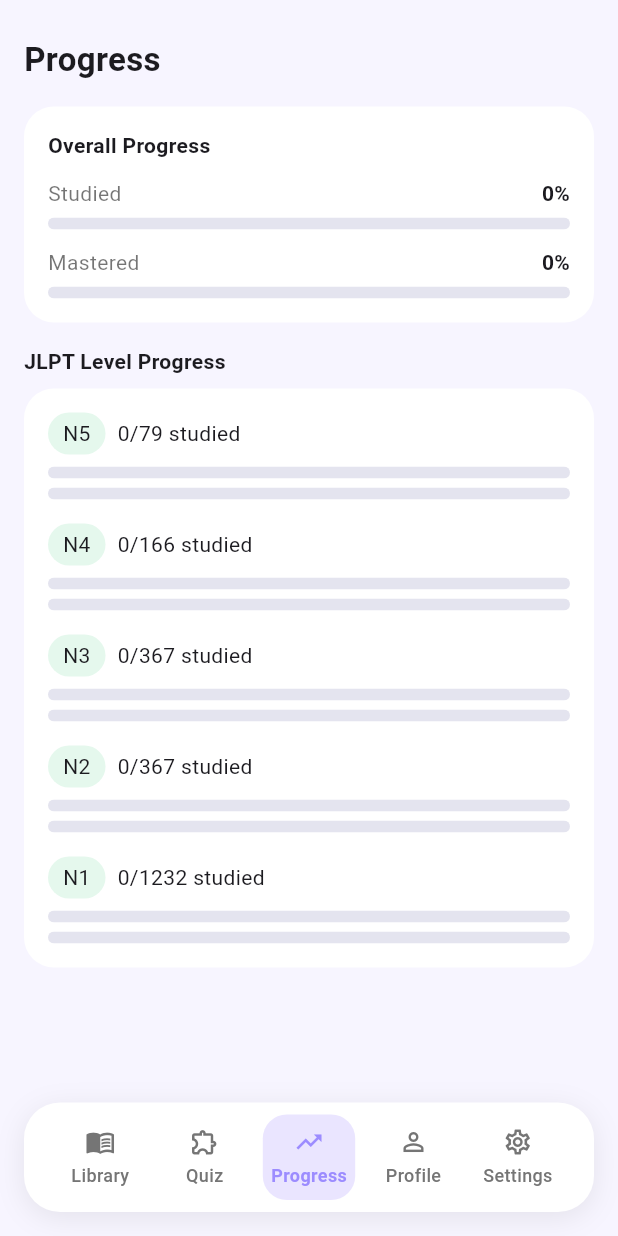
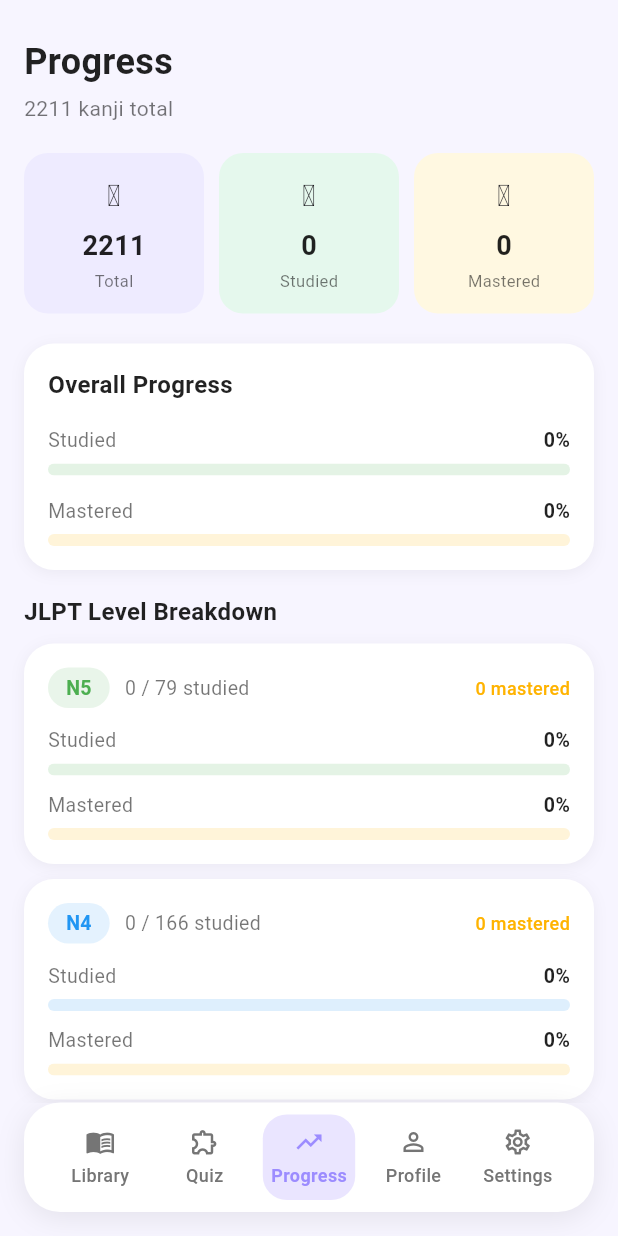
Before and after one commit to Yuutari/kanjimaster, a Flutter app: the screen it shows after launch, item 3 of the bottom bar chosen, on a phone screen of 412 x 824 dp. Run offline on Flutter 3.47's test engine with Material 3 defaults, Android fonts, the phone set to English and light mode, and no system bars; our stand-ins replace shared_preferences, sqflite, sqflite_common_ffi_web; accounts and stored records are empty.

Commit message:
progress: polish UI with dark mode, empty state, per-level JLPT breakdown, color-coded badges

```diff
--- a/lib/ui/screens/progress_screen.dart
+++ b/lib/ui/screens/progress_screen.dart
@@ -9,150 +9,306 @@ class ProgressScreen extends StatelessWidget {
 
   @override
   Widget build(BuildContext context) {
+    final theme = Theme.of(context);
+    final isDark = theme.brightness == Brightness.dark;
     final allKanji = repository.kanji;
     final total = allKanji.length;
     final studied = allKanji.where((k) => k.studied).length;
     final mastered = allKanji.where((k) => k.mastered).length;
-
     final studiedRatio = total == 0 ? 0.0 : studied / total;
     final masteredRatio = total == 0 ? 0.0 : mastered / total;
-
     final jlptLevels = ['N5', 'N4', 'N3', 'N2', 'N1'];
 
+    final bgColor = isDark ? const Color(0xFF1A1A2E) : const Color(0xFFF7F5FF);
+    final cardColor = isDark ? const Color(0xFF252540) : Colors.white;
+    final textColor = isDark ? Colors.white : Colors.black87;
+    final subColor = isDark ? Colors.white54 : Colors.black54;
+
     return Scaffold(
-      backgroundColor: const Color(0xFFF7F5FF),
-      body: Padding(
-        padding:
-            const EdgeInsets.symmetric(horizontal: 16, vertical: 24),
+      backgroundColor: bgColor,
+      body: SafeArea(
+        child: total == 0
+            ? Center(
                 child: Column(
-          crossAxisAlignment: CrossAxisAlignment.stretch,
+                  mainAxisAlignment: MainAxisAlignment.center,
                   children: [
-            const Text(
+                    Icon(Icons.bar_chart_rounded, size: 72,
+                        color: subColor),
+                    const SizedBox(height: 16),
+                    Text('No kanji data yet',
+                        style: TextStyle(fontSize: 18, color: subColor)),
+                    const SizedBox(height: 8),
+                    Text('Study some kanji to see your progress',
+                        style: TextStyle(fontSize: 13, color: subColor)),
+                  ],
+                ),
+              )
+            : ListView(
+                padding: const EdgeInsets.symmetric(horizontal: 16, vertical: 24),
+                children: [
+                  Text(
                     'Progress',
                     style: TextStyle(
-                fontSize: 22,
-                fontWeight: FontWeight.w600,
+                      fontSize: 24,
+                      fontWeight: FontWeight.w700,
+                      color: textColor,
                     ),
                   ),
-            const SizedBox(height: 16),
-            Container(
-              padding: const EdgeInsets.all(16),
-              decoration: BoxDecoration(
-                color: Colors.white,
-                borderRadius: BorderRadius.circular(20),
+                  const SizedBox(height: 4),
+                  Text(
+                    '$total kanji total',
+                    style: TextStyle(fontSize: 14, color: subColor),
                   ),
+                  const SizedBox(height: 20),
+
+                  // Summary mini-stats row
+                  Row(
+                    children: [
+                      _miniStat(context, '\uD83D\uDCDA', 'Total', '$total',
+                          isDark ? const Color(0xFF2E2E50) : const Color(0xFFEEEBFF), textColor, subColor),
+                      const SizedBox(width: 10),
+                      _miniStat(context, '\u270F\uFE0F', 'Studied', '$studied',
+                          isDark ? const Color(0xFF1E3A2F) : const Color(0xFFE5F8ED), textColor, subColor),
+                      const SizedBox(width: 10),
+                      _miniStat(context, '\u2B50', 'Mastered', '$mastered',
+                          isDark ? const Color(0xFF3A2E00) : const Color(0xFFFFF8E1), textColor, subColor),
+                    ],
+                  ),
+                  const SizedBox(height: 20),
+
+                  // Overall progress card
+                  _card(
+                    cardColor: cardColor,
                     child: Column(
                       crossAxisAlignment: CrossAxisAlignment.start,
                       children: [
-                  const Text(
-                    'Overall Progress',
+                        Text('Overall Progress',
                             style: TextStyle(
+                                fontSize: 16,
                                 fontWeight: FontWeight.w600,
+                                color: textColor)),
+                        const SizedBox(height: 16),
+                        _progressRow(
+                          label: 'Studied',
+                          value: '${(studiedRatio * 100).round()}%',
+                          ratio: studiedRatio,
+                          color: const Color(0xFF4CAF50),
+                          textColor: textColor,
+                          subColor: subColor,
                         ),
+                        const SizedBox(height: 14),
+                        _progressRow(
+                          label: 'Mastered',
+                          value: '${(masteredRatio * 100).round()}%',
+                          ratio: masteredRatio,
+                          color: const Color(0xFFFFB300),
+                          textColor: textColor,
+                          subColor: subColor,
                         ),
-                  const SizedBox(height: 12),
-                  _labelRow('Studied',
-                      '${(studiedRatio * 100).round()}%'),
-                  const SizedBox(height: 6),
-                  SimpleProgressBar(value: studiedRatio),
-                  const SizedBox(height: 12),
-                  _labelRow('Mastered',
-                      '${(masteredRatio * 100).round()}%'),
-                  const SizedBox(height: 6),
-                  SimpleProgressBar(value: masteredRatio),
                       ],
                     ),
                   ),
                   const SizedBox(height: 16),
-            const Text(
-              'JLPT Level Progress',
+
+                  // JLPT level breakdown
+                  Text('JLPT Level Breakdown',
                       style: TextStyle(
+                          fontSize: 16,
                           fontWeight: FontWeight.w600,
+                          color: textColor)),
+                  const SizedBox(height: 10),
+
+                  for (final level in jlptLevels) ...[
+                    _jlptCard(
+                      level: level,
+                      allKanji: allKanji,
+                      cardColor: cardColor,
+                      textColor: textColor,
+                      subColor: subColor,
+                      isDark: isDark,
                     ),
-            ),
-            const SizedBox(height: 8),
-            Container(
-              padding: const EdgeInsets.all(16),
-              decoration: BoxDecoration(
-                color: Colors.white,
-                borderRadius: BorderRadius.circular(20),
-              ),
-              child: Column(
-                crossAxisAlignment: CrossAxisAlignment.start,
-                children: [
-                  for (var i = 0; i < jlptLevels.length; i++)
-                    Padding(
-                      padding: EdgeInsets.only(bottom: i == jlptLevels.length - 1 ? 0 : 16),
-                      child: _jlptRow(
-                        level: jlptLevels[i],
-                        studied: allKanji
-                            .where((k) => k.jlptLevel == jlptLevels[i] && k.studied)
-                            .length,
-                        total: allKanji
-                            .where((k) => k.jlptLevel == jlptLevels[i])
-                            .length,
-                        mastered: allKanji
-                            .where((k) => k.jlptLevel == jlptLevels[i] && k.mastered)
-                            .length,
-                      ),
-                    ),
+                    const SizedBox(height: 10),
                   ],
-              ),
-            ),
                 ],
               ),
       ),
     );
   }
 
-  Widget _labelRow(String label, String value) {
-    return Row(
+  Widget _miniStat(
+    BuildContext context,
+    String emoji,
+    String label,
+    String value,
+    Color bg,
+    Color textColor,
+    Color subColor,
+  ) {
+    return Expanded(
+      child: Container(
+        padding: const EdgeInsets.symmetric(vertical: 14, horizontal: 8),
+        decoration: BoxDecoration(
+          color: bg,
+          borderRadius: BorderRadius.circular(16),
+        ),
+        child: Column(
+          children: [
+            Text(emoji, style: const TextStyle(fontSize: 20)),
+            const SizedBox(height: 6),
+            Text(value,
+                style: TextStyle(
+                    fontSize: 18, fontWeight: FontWeight.w700, color: textColor)),
+            const SizedBox(height: 2),
+            Text(label,
+                style: TextStyle(fontSize: 11, color: subColor)),
+          ],
+        ),
+      ),
+    );
+  }
+
+  Widget _card({required Color cardColor, required Widget child}) {
+    return Container(
+      padding: const EdgeInsets.all(16),
+      decoration: BoxDecoration(
+        color: cardColor,
+        borderRadius: BorderRadius.circular(20),
+        boxShadow: [
+          BoxShadow(
+            color: Colors.black.withOpacity(0.05),
+            blurRadius: 8,
+            offset: const Offset(0, 2),
+          ),
+        ],
+      ),
+      child: child,
+    );
+  }
+
+  Widget _progressRow({
+    required String label,
+    required String value,
+    required double ratio,
+    required Color color,
+    required Color textColor,
+    required Color subColor,
+  }) {
+    return Column(
+      children: [
+        Row(
           mainAxisAlignment: MainAxisAlignment.spaceBetween,
           children: [
-        Text(label,
-            style: const TextStyle(color: Colors.black54)),
-        Text(
-          value,
-          style: const TextStyle(
+            Text(label, style: TextStyle(fontSize: 13, color: subColor)),
+            Text(value,
+                style: TextStyle(
+                    fontSize: 13,
                     fontWeight: FontWeight.w600,
+                    color: textColor)),
+          ],
+        ),
+        const SizedBox(height: 6),
+        ClipRRect(
+          borderRadius: BorderRadius.circular(99),
+          child: LinearProgressIndicator(
+            value: ratio,
+            minHeight: 8,
+            backgroundColor: color.withOpacity(0.15),
+            valueColor: AlwaysStoppedAnimation<Color>(color),
           ),
         ),
       ],
     );
   }
 
-  Widget _jlptRow({
+  Widget _jlptCard({
     required String level,
-    required int studied,
-    required int total,
-    required int mastered,
+    required List allKanji,
+    required Color cardColor,
+    required Color textColor,
+    required Color subColor,
+    required bool isDark,
   }) {
-    final studiedRatio = total == 0 ? 0.0 : studied / total;
-    final masteredRatio = total == 0 ? 0.0 : mastered / total;
+    final levelKanji = allKanji.where((k) => k.jlptLevel == level).toList();
+    final levelTotal = levelKanji.length;
+    final levelStudied = levelKanji.where((k) => k.studied).length;
+    final levelMastered = levelKanji.where((k) => k.mastered).length;
+    final studiedRatio = levelTotal == 0 ? 0.0 : levelStudied / levelTotal;
+    final masteredRatio = levelTotal == 0 ? 0.0 : levelMastered / levelTotal;
 
-    return Column(
+    const levelColors = {
+      'N5': Color(0xFF4CAF50),
+      'N4': Color(0xFF2196F3),
+      'N3': Color(0xFFFF9800),
+      'N2': Color(0xFF9C27B0),
+      'N1': Color(0xFFF44336),
+    };
+    final levelColor = levelColors[level] ?? const Color(0xFF607D8B);
+    final badgeBg = isDark
+        ? levelColor.withOpacity(0.25)
+        : levelColor.withOpacity(0.12);
+
+    return _card(
+      cardColor: cardColor,
+      child: Column(
         crossAxisAlignment: CrossAxisAlignment.start,
         children: [
           Row(
             children: [
               Container(
-              padding:
-                  const EdgeInsets.symmetric(horizontal: 10, vertical: 4),
+                padding: const EdgeInsets.symmetric(horizontal: 12, vertical: 4),
                 decoration: BoxDecoration(
-                color: const Color(0xFFE5F8ED),
+                  color: badgeBg,
                   borderRadius: BorderRadius.circular(999),
                 ),
-              child: Text(level),
+                child: Text(
+                  level,
+                  style: TextStyle(
+                      color: levelColor,
+                      fontWeight: FontWeight.w700,
+                      fontSize: 13),
                 ),
-            const SizedBox(width: 8),
-            Text('$studied/$total studied'),
+              ),
+              const SizedBox(width: 10),
+              Text(
+                levelTotal == 0
+                    ? 'No kanji'
+                    : '$levelStudied / $levelTotal studied',
+                style: TextStyle(color: subColor, fontSize: 13),
+              ),
+              const Spacer(),
+              Text(
+                levelTotal == 0
+                    ? ''
+                    : '$levelMastered mastered',
+                style: TextStyle(
+                    color: const Color(0xFFFFB300),
+                    fontSize: 12,
+                    fontWeight: FontWeight.w500),
+              ),
             ],
           ),
-        const SizedBox(height: 8),
-        SimpleProgressBar(value: studiedRatio),
-        const SizedBox(height: 6),
-        SimpleProgressBar(value: masteredRatio),
+          if (levelTotal > 0) ...[
+            const SizedBox(height: 12),
+            _progressRow(
+              label: 'Studied',
+              value: '${(studiedRatio * 100).round()}%',
+              ratio: studiedRatio,
+              color: levelColor,
+              textColor: textColor,
+              subColor: subColor,
+            ),
+            const SizedBox(height: 10),
+            _progressRow(
+              label: 'Mastered',
+              value: '${(masteredRatio * 100).round()}%',
+              ratio: masteredRatio,
+              color: const Color(0xFFFFB300),
+              textColor: textColor,
+              subColor: subColor,
+            ),
           ],
+        ],
+      ),
     );
   }
 }
```
Lines whose indentation alone changed are shown as unchanged.
